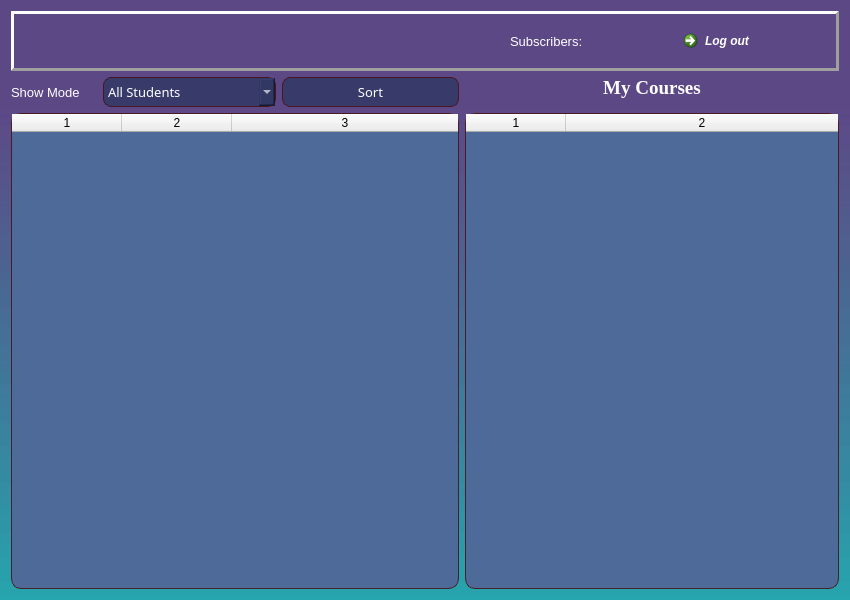
Above: teacherdialog.ui from marko-yaciv/2c_coursework before the change. Below: the same form after it.
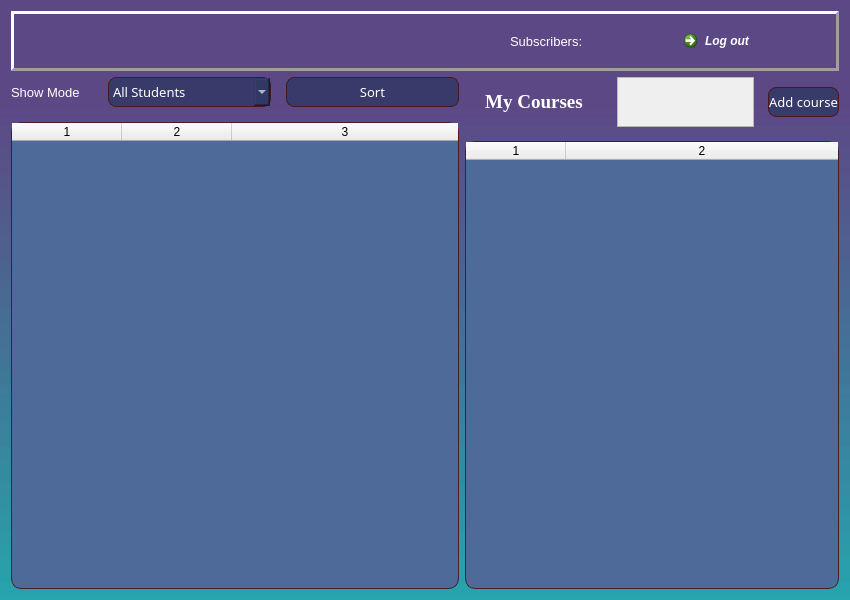
That is the form after the change. Icons and pictures are not drawn.

Commit message: Added dialof for creating new discipline Every teacheer now can add new discipline ti his course map.

Diff of the .ui file:
```diff
--- a/teacherdialog.ui
+++ b/teacherdialog.ui
@@ -148,6 +148,9 @@
    </item>
    <item row="1" column="0">
     <layout class="QVBoxLayout" name="verticalLayout_2">
+     <property name="spacing">
+      <number>15</number>
+     </property>
      <item>
       <layout class="QHBoxLayout" name="horizontalLayout_2" stretch="3,2">
        <item>
@@ -312,12 +315,17 @@
     </layout>
    </item>
    <item row="1" column="1">
-    <layout class="QVBoxLayout" name="verticalLayout">
+    <layout class="QVBoxLayout" name="verticalLayout" stretch="1,9">
      <property name="spacing">
       <number>14</number>
      </property>
      <item>
-      <widget class="QLabel" name="label_2">
+      <layout class="QHBoxLayout" name="horizontalLayout_4" stretch="2,2,1">
+       <property name="topMargin">
+        <number>0</number>
+       </property>
+       <item>
+        <widget class="QLabel" name="courseLabel">
        <property name="font">
         <font>
          <family>Georgia</family>
@@ -338,6 +346,69 @@
         <set>Qt::AlignCenter</set>
        </property>
       </widget>
+       </item>
+       <item>
+        <widget class="QScrollArea" name="scrollArea">
+         <property name="minimumSize">
+          <size>
+           <width>0</width>
+           <height>50</height>
+          </size>
+         </property>
+         <property name="maximumSize">
+          <size>
+           <width>16777215</width>
+           <height>50</height>
+          </size>
+         </property>
+         <property name="widgetResizable">
+          <bool>true</bool>
+         </property>
+         <widget class="QWidget" name="scrollAreaWidgetContents">
+          <property name="geometry">
+           <rect>
+            <x>0</x>
+            <y>0</y>
+            <width>118</width>
+            <height>48</height>
+           </rect>
+          </property>
+         </widget>
+        </widget>
+       </item>
+       <item>
+        <widget class="QPushButton" name="pushButton">
+         <property name="minimumSize">
+          <size>
+           <width>0</width>
+           <height>30</height>
+          </size>
+         </property>
+         <property name="font">
+          <font>
+           <family>Lucida Sans Unicode</family>
+           <pointsize>10</pointsize>
+           <weight>50</weight>
+           <italic>false</italic>
+           <bold>false</bold>
+          </font>
+         </property>
+         <property name="styleSheet">
+          <string notr="true">QPushButton{
+color: #fff;
+font: 10pt &quot;Lucida Sans Unicode&quot;;
+background: rgba(47, 55, 99, 0.8);
+border: 1px solid rgba(72, 16, 16, 0.86);
+border-radius: 8px;
+}
+</string>
+         </property>
+         <property name="text">
+          <string>Add course</string>
+         </property>
+        </widget>
+       </item>
+      </layout>
      </item>
      <item>
       <widget class="QTableWidget" name="courses">
```
Lines whose indentation alone changed are shown as unchanged. The commit also changes 23 other files.
